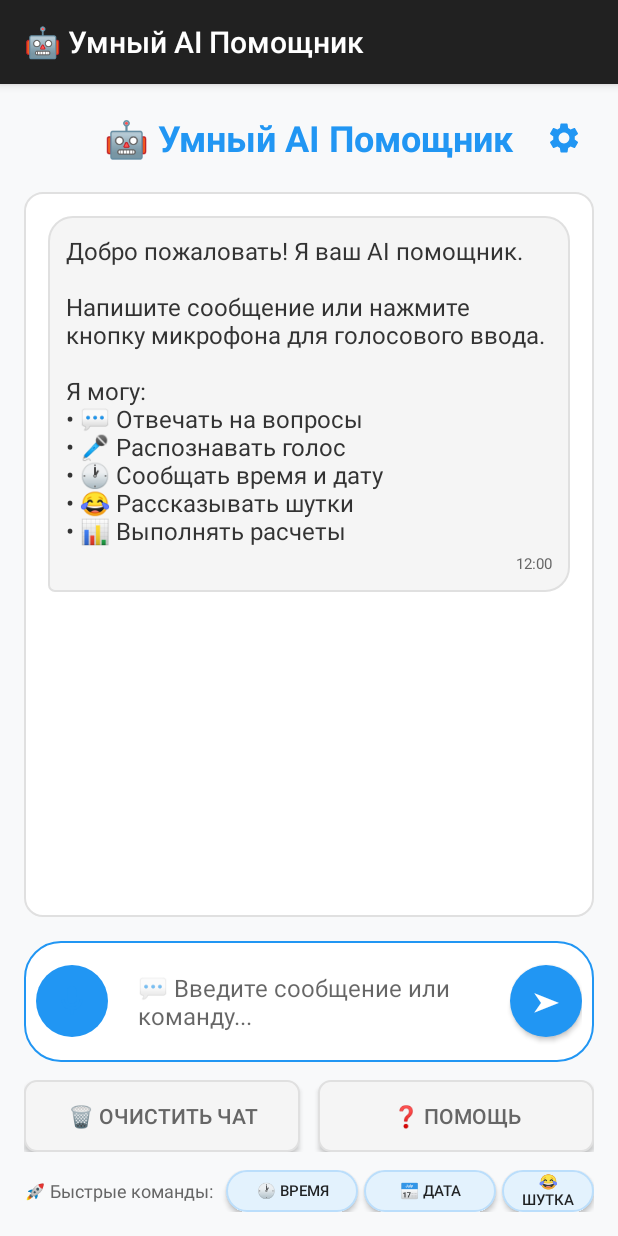
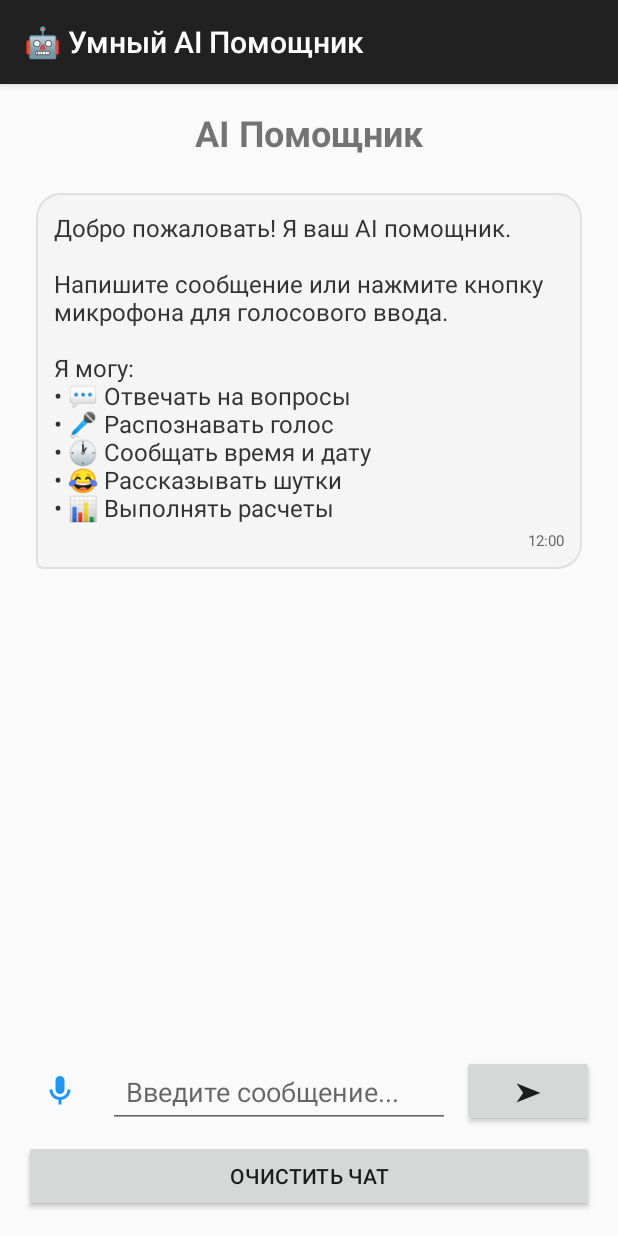
Before and after one commit to fallcorey/smart-ai-assistant, an Android app: the screen it shows after launch (MainActivity), on a phone screen of 412 x 824 dp. Run offline under Robolectric (Android 15) with nearby library versions, the phone set to English and light mode, and no system bars.

Commit message:
Update activity_main.xml

```diff
--- a/app/src/main/res/layout/activity_main.xml
+++ b/app/src/main/res/layout/activity_main.xml
@@ -3,34 +3,17 @@
     android:layout_width="match_parent"
     android:layout_height="match_parent"
     android:orientation="vertical"
-    android:padding="16dp"
-    android:background="#F8F9FA">
+    android:padding="16dp">
 
-    <!-- Заголовок с настройками -->
-    <RelativeLayout
+    <!-- Заголовок -->
+    <TextView
         android:layout_width="match_parent"
         android:layout_height="wrap_content"
-        android:layout_marginBottom="16dp">
-
-        <TextView
-            android:layout_width="wrap_content"
-            android:layout_height="wrap_content"
-            android:text="🤖 Умный AI Помощник"
-            android:textSize="24sp"
-            android:textStyle="bold"
-            android:textColor="#2196F3"
-            android:layout_centerInParent="true" />
-
-        <ImageButton
-            android:id="@+id/buttonSettings"
-            android:layout_width="40dp"
-            android:layout_height="40dp"
-            android:src="@drawable/ic_settings"
-            android:background="?attr/selectableItemBackgroundBorderless"
-            android:layout_alignParentEnd="true"
-            android:contentDescription="Настройки" />
-
-    </RelativeLayout>
+        android:text="AI Помощник"
+        android:textSize="24sp"
+        android:textStyle="bold"
+        android:gravity="center"
+        android:layout_marginBottom="16dp" />
 
     <!-- Список сообщений -->
     <androidx.recyclerview.widget.RecyclerView
@@ -38,32 +21,14 @@
         android:layout_width="match_parent"
         android:layout_height="0dp"
         android:layout_weight="1"
-        android:layout_marginBottom="16dp"
-        android:background="@drawable/chat_background"
-        android:padding="8dp" />
-
-    <!-- Индикатор голосового ввода -->
-    <TextView
-        android:id="@+id/textVoiceStatus"
-        android:layout_width="match_parent"
-        android:layout_height="wrap_content"
-        android:text="🎤 Слушаю..."
-        android:gravity="center"
-        android:background="#4CAF50"
-        android:textColor="#FFFFFF"
-        android:textSize="16sp"
-        android:padding="12dp"
-        android:visibility="gone"
-        android:layout_marginBottom="8dp" />
+        android:layout_marginBottom="16dp" />
 
     <!-- Панель ввода -->
     <LinearLayout
         android:layout_width="match_parent"
         android:layout_height="wrap_content"
         android:orientation="horizontal"
-        android:gravity="center_vertical"
-        android:background="@drawable/input_background"
-        android:padding="8dp">
+        android:gravity="center_vertical">
 
         <!-- Кнопка микрофона -->
         <ImageButton
@@ -71,9 +36,8 @@
             android:layout_width="48dp"
             android:layout_height="48dp"
             android:src="@drawable/ic_mic"
-            android:background="@drawable/voice_button_bg"
-            android:layout_marginEnd="8dp"
-            android:contentDescription="Голосовой ввод" />
+            android:background="@android:color/transparent"
+            android:layout_marginEnd="8dp" />
 
         <!-- Поле ввода текста -->
         <EditText
@@ -81,22 +45,17 @@
             android:layout_width="0dp"
             android:layout_height="wrap_content"
             android:layout_weight="1"
-            android:hint="💬 Введите сообщение или команду..."
-            android:inputType="textMultiLine|textCapSentences"
-            android:maxLines="3"
-            android:padding="12dp"
-            android:background="@android:color/transparent"
-            android:textSize="16sp" />
+            android:hint="Введите сообщение..."
+            android:inputType="text"
+            android:padding="12dp" />
 
         <!-- Кнопка отправки -->
         <Button
             android:id="@+id/buttonSend"
-            android:layout_width="48dp"
-            android:layout_height="48dp"
+            android:layout_width="wrap_content"
+            android:layout_height="wrap_content"
             android:text="➤"
             android:textSize="18sp"
-            android:textColor="#FFFFFF"
-            android:background="@drawable/send_button_bg"
             android:layout_marginStart="8dp" />
 
     </LinearLayout>
@@ -106,29 +65,13 @@
         android:layout_width="match_parent"
         android:layout_height="wrap_content"
         android:orientation="horizontal"
-        android:layout_marginTop="12dp">
+        android:layout_marginTop="8dp">
 
         <Button
             android:id="@+id/buttonClear"
-            android:layout_width="0dp"
-            android:layout_height="48dp"
-            android:layout_weight="1"
-            android:text="🗑️ Очистить чат"
-            android:textColor="#666666"
-            android:background="@drawable/clear_button_bg"
-            android:layout_marginEnd="6dp"
-            android:textSize="14sp" />
-
-        <Button
-            android:id="@+id/buttonHelp"
-            android:layout_width="0dp"
-            android:layout_height="48dp"
-            android:layout_weight="1"
-            android:text="❓ Помощь"
-            android:textColor="#666666"
-            android:background="@drawable/help_button_bg"
-            android:layout_marginStart="6dp"
-            android:textSize="14sp" />
+            android:layout_width="match_parent"
+            android:layout_height="wrap_content"
+            android:text="Очистить чат" />
 
     </LinearLayout>
 
@@ -139,60 +82,6 @@
         android:layout_height="wrap_content"
         android:layout_gravity="center"
         android:visibility="gone"
-        android:layout_marginTop="16dp"
-        android:indeterminateTint="#2196F3" />
-
-    <!-- Быстрый доступ к командам -->
-    <LinearLayout
-        android:layout_width="match_parent"
-        android:layout_height="wrap_content"
-        android:orientation="horizontal"
-        android:layout_marginTop="12dp"
-        android:gravity="center">
-
-        <TextView
-            android:layout_width="wrap_content"
-            android:layout_height="wrap_content"
-            android:text="🚀 Быстрые команды:"
-            android:textSize="12sp"
-            android:textColor="#666666"
-            android:layout_marginEnd="8dp" />
-
-        <Button
-            android:layout_width="wrap_content"
-            android:layout_height="28dp"
-            android:text="🕐 Время"
-            android:textSize="10sp"
-            android:background="@drawable/quick_command_bg"
-            android:paddingStart="8dp"
-            android:paddingEnd="8dp"
-            android:onClick="onQuickCommandClick"
-            android:tag="Который час?" />
-
-        <Button
-            android:layout_width="wrap_content"
-            android:layout_height="28dp"
-            android:text="📅 Дата"
-            android:textSize="10sp"
-            android:background="@drawable/quick_command_bg"
-            android:paddingStart="8dp"
-            android:paddingEnd="8dp"
-            android:layout_marginStart="4dp"
-            android:onClick="onQuickCommandClick"
-            android:tag="Какое число?" />
-
-        <Button
-            android:layout_width="wrap_content"
-            android:layout_height="28dp"
-            android:text="😂 Шутка"
-            android:textSize="10sp"
-            android:background="@drawable/quick_command_bg"
-            android:paddingStart="8dp"
-            android:paddingEnd="8dp"
-            android:layout_marginStart="4dp"
-            android:onClick="onQuickCommandClick"
-            android:tag="Расскажи шутку" />
-
-    </LinearLayout>
+        android:layout_marginTop="8dp" />
 
 </LinearLayout>
```
